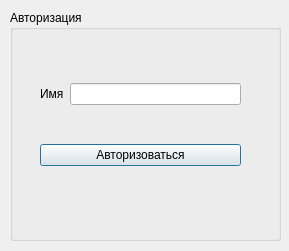
This is author.ui in sunmantra/course-snakes as Qt 5 draws it before an edit. The edited form follows.
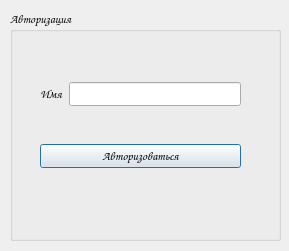
This is the edited form.

The edit to the form file:
```diff
--- a/author.ui
+++ b/author.ui
@@ -10,6 +10,11 @@
     <height>251</height>
    </rect>
   </property>
+  <property name="font">
+   <font>
+    <family>Comic Sans MS</family>
+   </font>
+  </property>
   <property name="windowTitle">
    <string>Dialog</string>
   </property>
```
